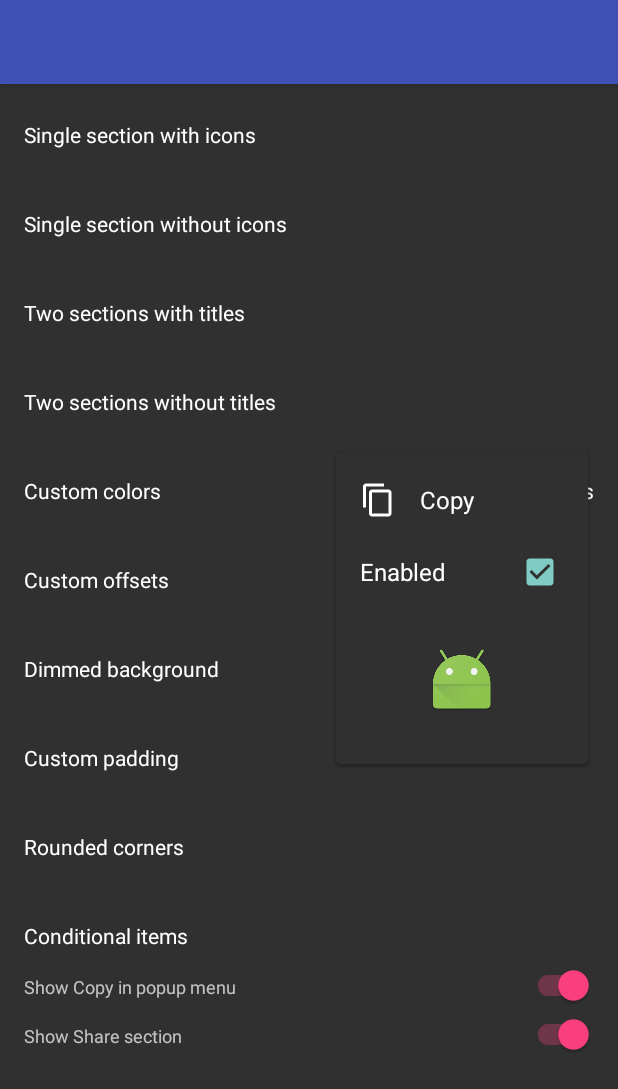
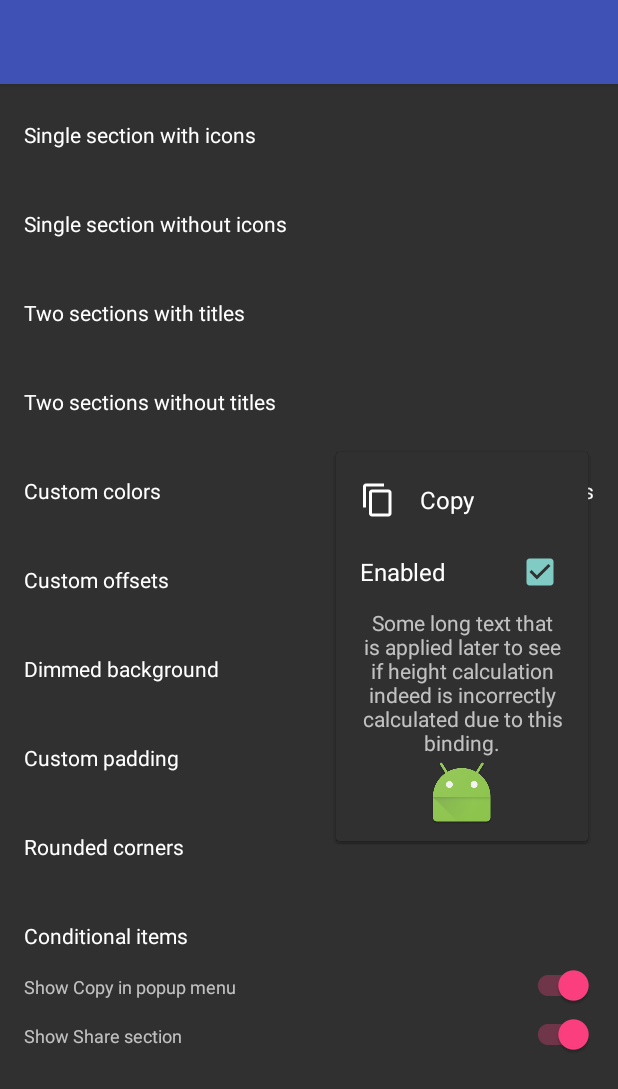
Before and after one commit to zawadz88/MaterialPopupMenu, an Android app: the DarkActivity screen opened directly, with no data from a screen before it, after a tap on "Custom items", on a phone screen of 412 x 824 dp. Shown: the top 1089 px of the screen. Run offline under Robolectric (Android 15) with nearby library versions, the phone set to English and light mode, and no system bars; our stand-ins replace ButterKnife; 3 statements that could not run were skipped.

Commit message:
Fixed incorrect item size if custom items contain a layout with `wrap_content` and dynamic content. Fixes #49

```diff
--- a/material-popup-menu/src/main/java/androidx/appcompat/widget/MaterialRecyclerViewPopupWindow.kt
+++ b/material-popup-menu/src/main/java/androidx/appcompat/widget/MaterialRecyclerViewPopupWindow.kt
@@ -287,7 +287,7 @@ class MaterialRecyclerViewPopupWindow(
     private fun measureHeightOfChildrenCompat(maxHeight: Int): Int {
 
         val parent = FrameLayout(contextThemeWrapper)
-        val widthMeasureSpec = View.MeasureSpec.makeMeasureSpec(0, View.MeasureSpec.UNSPECIFIED)
+        val widthMeasureSpec = View.MeasureSpec.makeMeasureSpec(dropDownWidth, View.MeasureSpec.EXACTLY)
 
         // Include the padding of the list
         var returnedHeight = 0
@@ -318,6 +318,9 @@ class MaterialRecyclerViewPopupWindow(
                 View.MeasureSpec.makeMeasureSpec(0, View.MeasureSpec.UNSPECIFIED)
             }
             itemView.measure(widthMeasureSpec, heightMeasureSpec)
+            // Since this view was measured directly against the parent measure
+            // spec, we must measure it again before reuse.
+            itemView.forceLayout()
 
             returnedHeight += itemView.measuredHeight
 
--- a/sample/src/main/java/com/github/zawadz88/materialpopupmenu/sample/DarkActivity.kt
+++ b/sample/src/main/java/com/github/zawadz88/materialpopupmenu/sample/DarkActivity.kt
@@ -318,6 +318,7 @@ class DarkActivity : AppCompatActivity() {
         popupMenu.show(this@DarkActivity, view)
     }
 
+    @SuppressLint("SetTextI18n")
     @OnClick(R.id.customItemsTextView)
     fun onCustomItemsClicked(view: View) {
         val popupMenu = popupMenu {
@@ -343,6 +344,10 @@ class DarkActivity : AppCompatActivity() {
                 }
                 customItem {
                     layoutResId = R.layout.view_custom_item_large
+                    viewBoundCallback = { view ->
+                        val textView: TextView = view.findViewById(R.id.customItemTextView)
+                        textView.text = "Some long text that is applied later to see if height calculation indeed is incorrectly calculated due to this binding."
+                    }
                 }
             }
         }
--- a/sample/src/main/java/com/github/zawadz88/materialpopupmenu/sample/LightActivity.kt
+++ b/sample/src/main/java/com/github/zawadz88/materialpopupmenu/sample/LightActivity.kt
@@ -1,5 +1,6 @@
 package com.github.zawadz88.materialpopupmenu.sample
 
+import android.annotation.SuppressLint
 import android.content.Intent
 import android.net.Uri
 import android.os.Build
@@ -297,6 +298,7 @@ class LightActivity : AppCompatActivity() {
         popupMenu.show(this@LightActivity, view)
     }
 
+    @SuppressLint("SetTextI18n")
     @OnClick(R.id.customItemsTextView)
     fun onCustomItemsClicked(view: View) {
         val popupMenu = popupMenu {
@@ -321,6 +323,10 @@ class LightActivity : AppCompatActivity() {
                 }
                 customItem {
                     layoutResId = R.layout.view_custom_item_large
+                    viewBoundCallback = { view ->
+                        val textView: TextView = view.findViewById(R.id.customItemTextView)
+                        textView.text = "Some long text that is applied later to see if height calculation indeed is incorrectly calculated due to this binding."
+                    }
                 }
             }
         }
--- a/sample/src/main/res/layout/view_custom_item_large.xml
+++ b/sample/src/main/res/layout/view_custom_item_large.xml
@@ -1,24 +1,31 @@
 <?xml version="1.0" encoding="utf-8"?>
 <LinearLayout xmlns:android="http://schemas.android.com/apk/res/android"
+    xmlns:app="http://schemas.android.com/apk/res-auto"
     xmlns:tools="http://schemas.android.com/tools"
-    xmlns:app="http://schemas.android.com/apk/res-auto"
     style="@style/Widget.MPM.Item"
     android:layout_width="match_parent"
-    android:layout_height="96dp"
+    android:layout_height="wrap_content"
     android:clickable="true"
     android:focusable="true"
     android:gravity="center"
-    android:orientation="horizontal"
+    android:orientation="vertical"
+    android:paddingStart="@dimen/mpm_popup_menu_item_padding_horizontal"
+    android:paddingLeft="@dimen/mpm_popup_menu_item_padding_horizontal"
     android:paddingEnd="@dimen/mpm_popup_menu_item_padding_horizontal"
-    android:paddingLeft="@dimen/mpm_popup_menu_item_padding_horizontal"
     android:paddingRight="@dimen/mpm_popup_menu_item_padding_horizontal"
-    android:paddingStart="@dimen/mpm_popup_menu_item_padding_horizontal"
     tools:ignore="UseCompoundDrawables"
     tools:theme="@style/Widget.MPM.Menu">
+
+    <TextView
+        android:id="@+id/customItemTextView"
+        android:layout_width="match_parent"
+        android:layout_height="wrap_content"
+        android:gravity="center"
+        tools:text="Sample text" />
 
     <androidx.appcompat.widget.AppCompatImageView
         android:layout_width="wrap_content"
         android:layout_height="wrap_content"
-        app:srcCompat="@mipmap/ic_launcher"/>
+        app:srcCompat="@mipmap/ic_launcher" />
 
 </LinearLayout>
```
